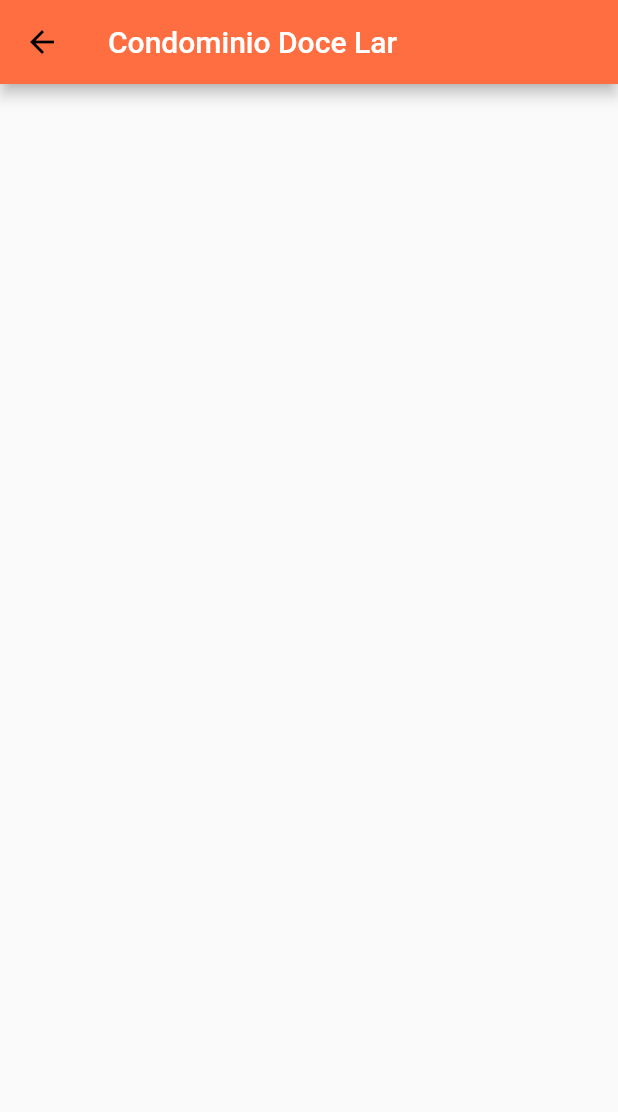
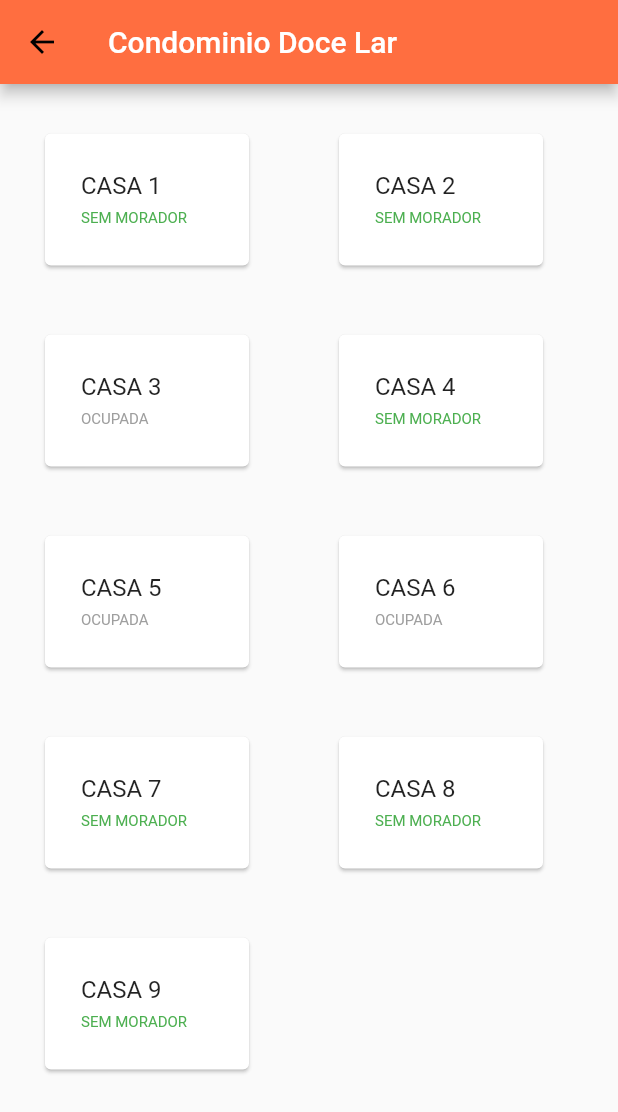
Before and after one commit to diCaminha/easyIN, a Flutter app: the HomeScreen screen opened by its route, on a phone screen of 412 x 824 dp. Shown: the top 1112 px of the screen. Run offline on Flutter 3.47's test engine with Material 2 defaults, Android fonts, the phone set to English and light mode, and no system bars; our stand-ins replace cloud_firestore, firebase_auth; accounts and stored records are empty.

Commit message:
add telas casa

```diff
--- a/lib/main.dart
+++ b/lib/main.dart
@@ -1,6 +1,8 @@
 import 'package:easyin/providers/auth_provider.dart';
+import 'package:easyin/providers/casas_provider.dart';
 import 'package:easyin/providers/condominios_provider.dart';
 import 'package:easyin/screens/auth_screen.dart';
+import 'package:easyin/screens/casa_screen.dart';
 import 'package:easyin/screens/home_condominio_screen.dart';
 import 'package:easyin/screens/home_screen.dart';
 import 'package:flutter/material.dart';
@@ -20,6 +22,9 @@ class MyApp extends StatelessWidget {
           ),
           ChangeNotifierProxyProvider<AuthProvider, CondominiosProvider>(
             update: (ctx, auth, _) => CondominiosProvider(userId:auth.userId),
+          ),
+          ChangeNotifierProxyProvider<AuthProvider, CasasProvider>(
+            update: (ctx, auth, _) => CasasProvider(userId:auth.userId),
           )
         ],
         child: Consumer<AuthProvider>(
@@ -31,6 +36,7 @@ class MyApp extends StatelessWidget {
             routes: {
               HomeCondominioScreen.routeName: (ctx) => HomeCondominioScreen(),
               HomeScreen.routeName: (ctx) => HomeScreen(),
+              CasaScreen.routeName: (ctx) => CasaScreen(),
             },
           ),
         ));
--- /dev/null
+++ b/lib/models/casa.dart
@@ -0,0 +1,21 @@
+import 'package:flutter/material.dart';
+
+class Casa {
+  final String id;
+  final String nome;
+  final String status;
+
+
+  Casa(
+      {@required this.id,
+      @required this.nome,
+      @required this.status});
+
+  static fromJson(Map<String, dynamic> data) {
+    return {
+      'id': data['id'],
+      'nomeSindico': data['nome'],
+      'nome': data['status'],
+    };
+  }
+}
--- /dev/null
+++ b/lib/providers/casas_provider.dart
@@ -0,0 +1,37 @@
+import 'package:cloud_firestore/cloud_firestore.dart';
+import 'package:easyin/models/casa.dart';
+import 'package:easyin/models/condominio.dart';
+import 'package:easyin/models/usuario.dart';
+import 'package:flutter/material.dart';
+
+class CasasProvider with ChangeNotifier {
+  CasasProvider({this.userId});
+
+  final String userId;
+  List<Casa> _casas = [
+    Casa(id: '11111', nome: 'CASA 1', status: 'SEM MORADOR'),
+    Casa(id: '11112', nome: 'CASA 2', status: 'SEM MORADOR'),
+    Casa(id: '11113', nome: 'CASA 3', status: 'OCUPADA'),
+    Casa(id: '11114', nome: 'CASA 4', status: 'SEM MORADOR'),
+    Casa(id: '11115', nome: 'CASA 5', status: 'OCUPADA'),
+    Casa(id: '11116', nome: 'CASA 6', status: 'OCUPADA'),
+    Casa(id: '11117', nome: 'CASA 7', status: 'SEM MORADOR'),
+    Casa(id: '11118', nome: 'CASA 8', status: 'SEM MORADOR'),
+    Casa(id: '11119', nome: 'CASA 9', status: 'SEM MORADOR'),
+  ];
+
+  List<Casa> getCasasByCondominioId(String condominioId) {
+    return _casas;
+   /* var snapshot = await Firestore.instance
+        .collection('condominios')
+        .document(condominioId)
+        .collection('casas')
+        .getDocuments();
+
+    final documents = snapshot.documents;
+
+    var list = List.generate(
+        documents.length, (i) => Casa.fromJson(documents[i].data));
+    return list;*/
+  }
+}
--- a/lib/screens/home_screen.dart
+++ b/lib/screens/home_screen.dart
@@ -1,19 +1,57 @@
+import 'package:easyin/providers/casas_provider.dart';
 import 'package:flutter/material.dart';
+import 'package:provider/provider.dart';
 
 class HomeScreen extends StatelessWidget {
-
   static const String routeName = '/home';
   @override
   Widget build(BuildContext context) {
+    final casas = Provider.of<CasasProvider>(context)
+        .getCasasByCondominioId("hjPdoOOYaf9cCufgiuV8");
+
     return Scaffold(
       appBar: AppBar(
-        title: Text('Condominio Doce Lar', style: TextStyle(color: Colors.white),),
+        title: Text(
+          'Condominio Doce Lar',
+          style: TextStyle(color: Colors.white),
+        ),
         backgroundColor: Colors.deepOrangeAccent,
       ),
-      body: Column(
-        children: <Widget>[
-
-        ],
+      body: GridView.builder(
+        padding: EdgeInsets.all(15),
+        gridDelegate: SliverGridDelegateWithFixedCrossAxisCount(
+            crossAxisCount: 2,
+            childAspectRatio: 3 / 2,
+            crossAxisSpacing: 10,
+            mainAxisSpacing: 10),
+        itemCount: casas.length,
+        itemBuilder: (ctx, i) => Container(
+          child: GestureDetector(
+            onTap: () {
+              Navigator.of(context).pushNamed('/casa');
+            },
+            child: Card(
+              margin: EdgeInsets.symmetric(horizontal: 15, vertical: 4),
+              child: Padding(
+                padding: EdgeInsets.all(8),
+                child: ListTile(
+                  title: Text(casas[i].nome),
+                  subtitle: casas[i].status == 'OCUPADA'
+                      ? Text(
+                          casas[i].status,
+                          style: TextStyle(color: Colors.grey, fontSize: 10),
+                        )
+                      : Text(
+                          casas[i].status,
+                          style: TextStyle(color: Colors.green, fontSize: 10),
+                        ),
+                ),
+              ),
+            ),
+          ),
+          alignment: Alignment.centerRight,
+          padding: EdgeInsets.only(right: 20),
+        ),
       ),
     );
   }
```
Also changed, not shown: lib/screens/casa_screen.dart (added, +92 -0 lines), pubspec.lock.
